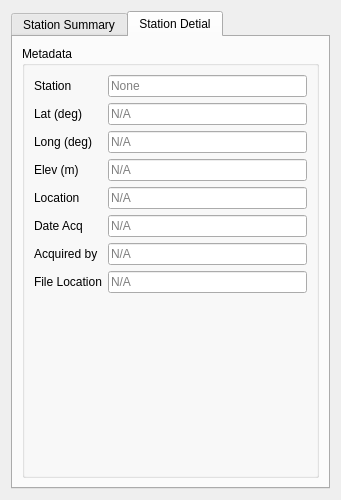
The window that mtpy/gui/SmartMT/ui_asset/station_status.ui (MTgeophysics/mtpy) describes before a commit, drawn with Qt 5.
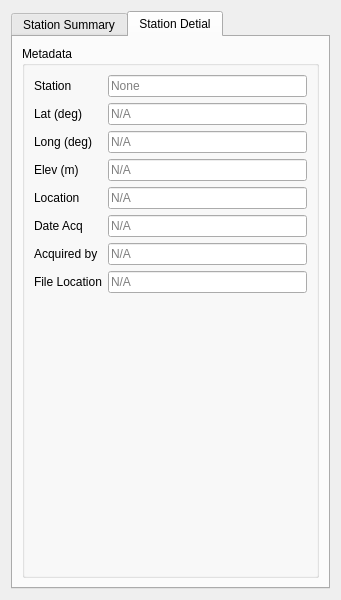
The same window after the commit.

The edit to the form file:
```diff
--- a/mtpy/gui/SmartMT/ui_asset/station_status.ui
+++ b/mtpy/gui/SmartMT/ui_asset/station_status.ui
@@ -7,7 +7,7 @@
     <x>0</x>
     <y>0</y>
     <width>341</width>
-    <height>500</height>
+    <height>600</height>
    </rect>
   </property>
   <property name="windowTitle">
```
